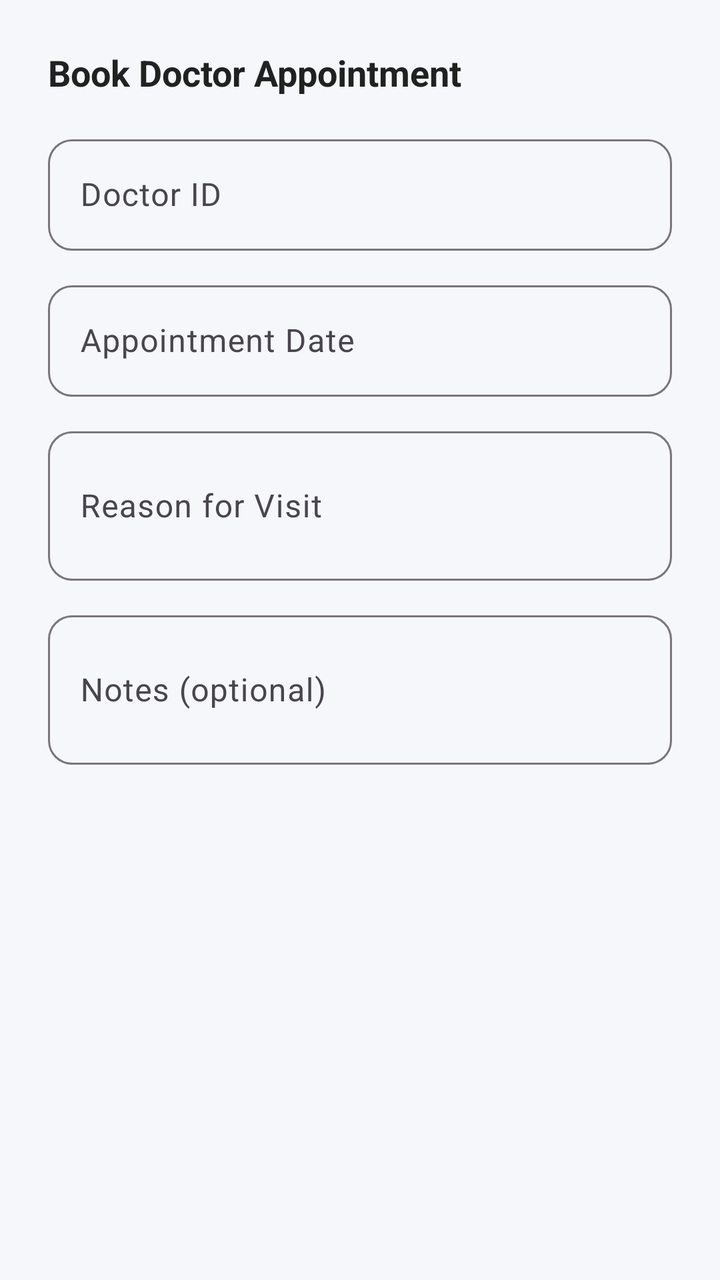
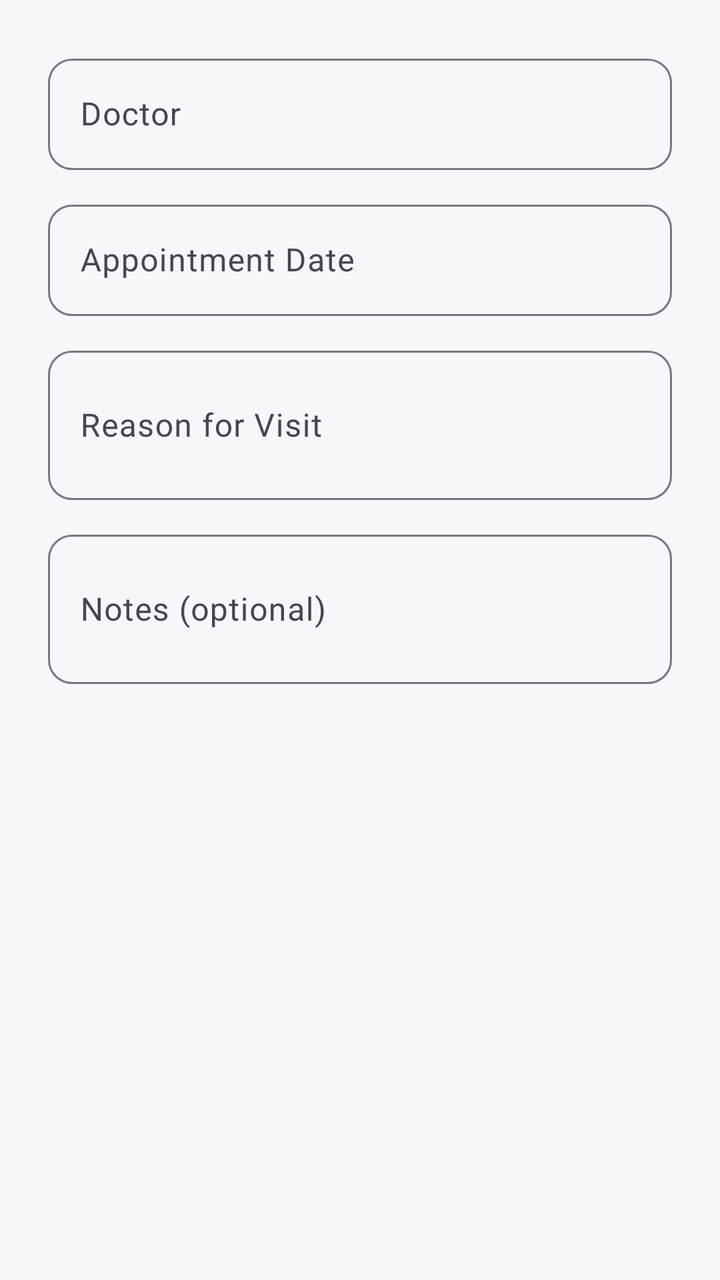

Compare the two renders of this Android layout. The source of the first and the diff that turns it into the second are given below.
<!-- AndroidManifest.xml: application theme Theme.NithinHealth -->
<!-- res/layout/dialog_create_doctor_appointment.xml -->
<?xml version="1.0" encoding="utf-8"?>
<LinearLayout xmlns:android="http://schemas.android.com/apk/res/android"
    android:layout_width="match_parent"
    android:layout_height="wrap_content"
    android:orientation="vertical"
    android:padding="24dp">

    <TextView
        android:layout_width="wrap_content"
        android:layout_height="wrap_content"
        android:layout_marginBottom="16dp"
        android:text="Book Doctor Appointment"
        android:textColor="@color/text_primary"
        android:textSize="18sp"
        android:textStyle="bold" />

    <com.google.android.material.textfield.TextInputLayout
        style="@style/TextInputStyle"
        android:layout_width="match_parent"
        android:layout_height="wrap_content"
        android:layout_marginBottom="12dp"
        android:hint="Doctor ID">

        <com.google.android.material.textfield.TextInputEditText
            android:id="@+id/et_doctor_id"
            android:layout_width="match_parent"
            android:layout_height="wrap_content"
            android:inputType="number" />
    </com.google.android.material.textfield.TextInputLayout>

    <com.google.android.material.textfield.TextInputLayout
        style="@style/TextInputStyle"
        android:layout_width="match_parent"
        android:layout_height="wrap_content"
        android:layout_marginBottom="12dp"
        android:hint="Appointment Date">

        <com.google.android.material.textfield.TextInputEditText
            android:id="@+id/et_date"
            android:layout_width="match_parent"
            android:layout_height="wrap_content"
            android:focusable="false"
            android:inputType="none" />
    </com.google.android.material.textfield.TextInputLayout>

    <com.google.android.material.textfield.TextInputLayout
        style="@style/TextInputStyle"
        android:layout_width="match_parent"
        android:layout_height="wrap_content"
        android:layout_marginBottom="12dp"
        android:hint="Reason for Visit">

        <com.google.android.material.textfield.TextInputEditText
            android:id="@+id/et_reason"
            android:layout_width="match_parent"
            android:layout_height="wrap_content"
            android:inputType="textMultiLine"
            android:minLines="2" />
    </com.google.android.material.textfield.TextInputLayout>

    <com.google.android.material.textfield.TextInputLayout
        style="@style/TextInputStyle"
        android:layout_width="match_parent"
        android:layout_height="wrap_content"
        android:hint="Notes (optional)">

        <com.google.android.material.textfield.TextInputEditText
            android:id="@+id/et_notes"
            android:layout_width="match_parent"
            android:layout_height="wrap_content"
            android:inputType="textMultiLine"
            android:minLines="2" />
    </com.google.android.material.textfield.TextInputLayout>
</LinearLayout>
<!-- resources referenced by this layout -->
<resources>
  <color name="text_primary">#212121</color>
  <style name="TextInputStyle" parent="Widget.Material3.TextInputLayout.OutlinedBox">
          <item name="boxCornerRadiusTopStart">12dp</item>
          <item name="boxCornerRadiusTopEnd">12dp</item>
          <item name="boxCornerRadiusBottomStart">12dp</item>
          <item name="boxCornerRadiusBottomEnd">12dp</item>
      </style>
  <style name="Theme.NithinHealth" parent="Theme.Material3.Light.NoActionBar">
          <item name="colorPrimary">@color/primary</item>
          <item name="colorPrimaryDark">@color/primary_dark</item>
          <item name="colorSecondary">@color/secondary</item>
          <item name="colorAccent">@color/accent</item>
          <item name="android:colorBackground">@color/background</item>
          <item name="colorSurface">@color/surface</item>
          <item name="colorError">@color/error</item>
          <item name="colorOnPrimary">@color/on_primary</item>
          <item name="colorOnSecondary">@color/on_secondary</item>
          <item name="colorOnBackground">@color/on_background</item>
          <item name="colorOnSurface">@color/on_surface</item>
          <item name="colorOnError">@color/on_error</item>
          <item name="android:statusBarColor">@color/primary_dark</item>
          <item name="android:navigationBarColor">@color/surface</item>
      </style>
  <color name="primary">#1565C0</color>
  <color name="primary_dark">#0D47A1</color>
  <color name="secondary">#00897B</color>
  <color name="accent">#FF6F00</color>
  <color name="background">#F5F7FA</color>
  <color name="surface">#FFFFFF</color>
  <color name="error">#D32F2F</color>
  <color name="on_primary">#FFFFFF</color>
  <color name="on_secondary">#FFFFFF</color>
  <color name="on_background">#1C1B1F</color>
  <color name="on_surface">#1C1B1F</color>
  <color name="on_error">#FFFFFF</color>
</resources>

<!-- the commit's change to res/layout/dialog_create_doctor_appointment.xml (unified diff, before → after) -->
@@ -5,27 +5,20 @@
     android:orientation="vertical"
     android:padding="24dp">
 
-    <TextView
-        android:layout_width="wrap_content"
-        android:layout_height="wrap_content"
-        android:layout_marginBottom="16dp"
-        android:text="Book Doctor Appointment"
-        android:textColor="@color/text_primary"
-        android:textSize="18sp"
-        android:textStyle="bold" />
-
     <com.google.android.material.textfield.TextInputLayout
         style="@style/TextInputStyle"
         android:layout_width="match_parent"
         android:layout_height="wrap_content"
         android:layout_marginBottom="12dp"
-        android:hint="Doctor ID">
+        android:hint="Doctor">
 
         <com.google.android.material.textfield.TextInputEditText
-            android:id="@+id/et_doctor_id"
+            android:id="@+id/et_doctor_name"
             android:layout_width="match_parent"
             android:layout_height="wrap_content"
-            android:inputType="number" />
+            android:focusable="false"
+            android:inputType="none"
+            android:textColor="@color/text_primary" />
     </com.google.android.material.textfield.TextInputLayout>
 
     <com.google.android.material.textfield.TextInputLayout
